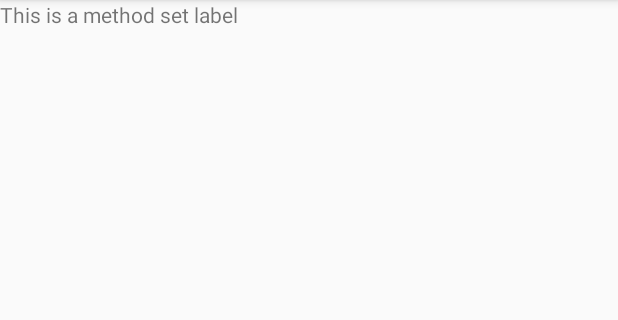
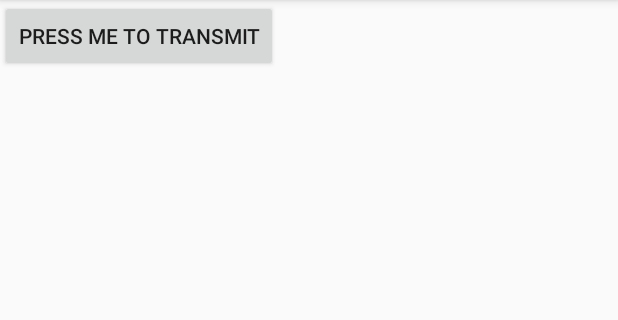
Before and after one commit to mariusgherman/androidfundamentals, an Android app: the screen it shows after launch (MainActivity), on a phone screen of 412 x 824 dp, the part 84-404 px from its top. Run offline under Robolectric (Android 15) with nearby library versions, the phone set to English and light mode, and no system bars.

Commit message:
week 6 - communicate with activity through listener

```diff
--- a/app/src/main/java/com/example/myapplication/HelloFragment.java
+++ b/app/src/main/java/com/example/myapplication/HelloFragment.java
@@ -7,11 +7,10 @@ import android.support.v4.app.Fragment;
 import android.view.LayoutInflater;
 import android.view.View;
 import android.view.ViewGroup;
-import android.widget.TextView;
 
 public class HelloFragment extends Fragment {
 
-    private TextView helloLabel;
+    private Listener listener;
 
     @Nullable
     @Override
@@ -25,10 +24,15 @@ public class HelloFragment extends Fragment {
     public void onViewCreated(@NonNull View view, @Nullable Bundle savedInstanceState) {
         super.onViewCreated(view, savedInstanceState);
 
-        this.helloLabel = ((TextView) view.findViewById(R.id.hello_label));
+        view.findViewById(R.id.button).setOnClickListener(new View.OnClickListener() {
+            @Override
+            public void onClick(View v) {
+                listener.theseAreTheNumbers(10, 25);
+            }
+        });
     }
 
-    public void setLabel(String label) {
-        helloLabel.setText(label);
+    public void setListener(Listener listener) {
+        this.listener = listener;
     }
 }
--- /dev/null
+++ b/app/src/main/java/com/example/myapplication/Listener.java
@@ -0,0 +1,6 @@
+package com.example.myapplication;
+
+public interface Listener {
+
+    public void theseAreTheNumbers(int no1, int no2);
+}
--- a/app/src/main/java/com/example/myapplication/MainActivity.java
+++ b/app/src/main/java/com/example/myapplication/MainActivity.java
@@ -2,25 +2,26 @@ package com.example.myapplication;
 
 import android.os.Bundle;
 import android.support.v7.app.AppCompatActivity;
+import android.widget.Toast;
 
-public class MainActivity extends AppCompatActivity {
+public class MainActivity extends AppCompatActivity implements Listener {
 
     @Override
     protected void onCreate(Bundle savedInstanceState) {
         super.onCreate(savedInstanceState);
         setContentView(R.layout.activity_main);
 
+        HelloFragment fragment = new HelloFragment();
+        fragment.setListener(this);
+
         getSupportFragmentManager().beginTransaction()
-                .add(R.id.frame, new HelloFragment(), HelloFragment.class.getSimpleName())
+                .add(R.id.frame, fragment, HelloFragment.class.getSimpleName())
                 .commit();
     }
 
     @Override
-    protected void onStart() {
-        super.onStart();
-
-        HelloFragment fragment =
-                (HelloFragment) getSupportFragmentManager().findFragmentByTag(HelloFragment.class.getSimpleName());
-        fragment.setLabel("This is a method set label");
+    public void theseAreTheNumbers(int no1, int no2) {
+        Toast.makeText(this, "These are the numbers, no1: " + no1 + " no2: " + no2, Toast.LENGTH_LONG)
+                .show();
     }
 }
--- a/app/src/main/res/layout/hello_fragment.xml
+++ b/app/src/main/res/layout/hello_fragment.xml
@@ -4,10 +4,10 @@
     android:layout_height="match_parent"
     android:orientation="vertical">
 
-    <TextView
-        android:id="@+id/hello_label"
-        android:layout_width="match_parent"
-        android:layout_height="wrap_content"
-        android:text="Hello World!" />
+   <Button
+       android:id="@+id/button"
+       android:layout_width="wrap_content"
+       android:layout_height="wrap_content"
+       android:text="Press me to transmit" />
 
 </LinearLayout>
```
